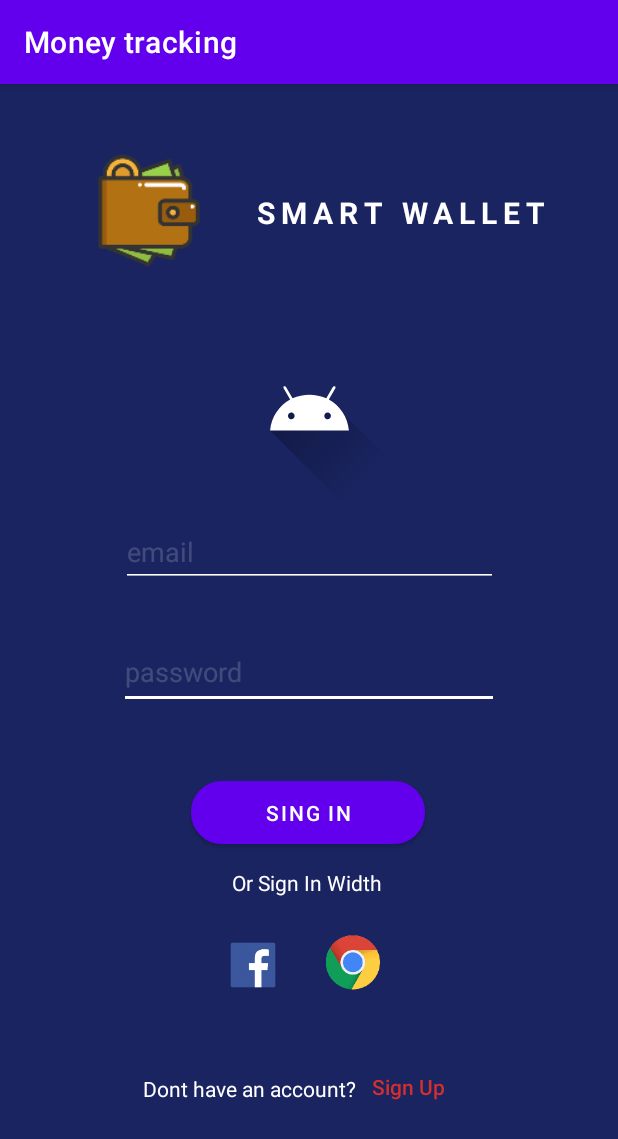
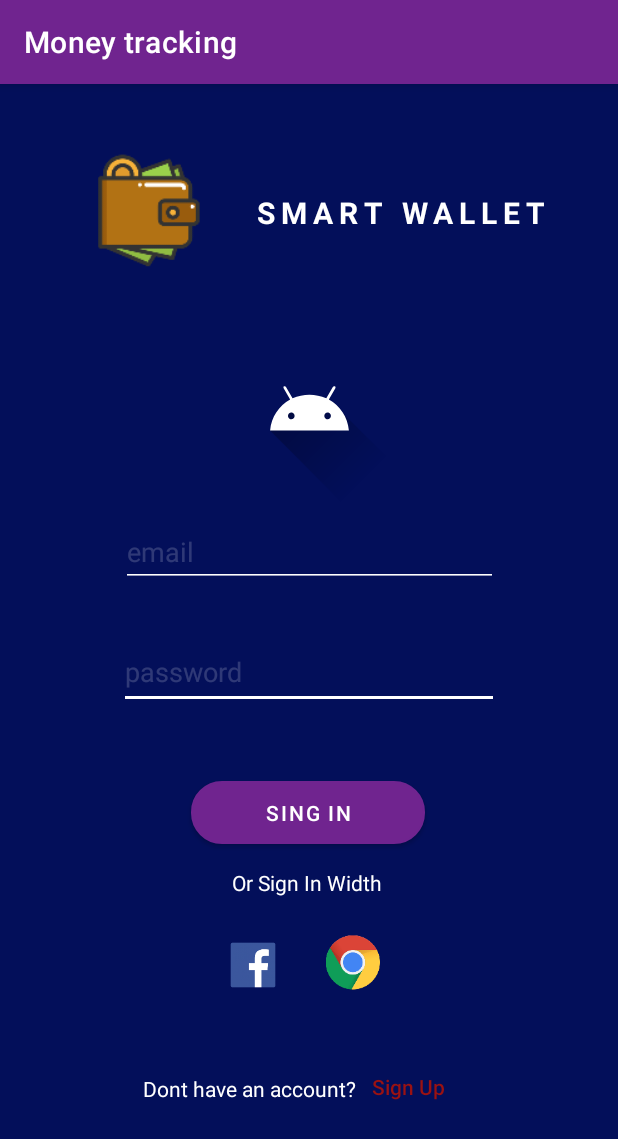
Before and after one commit to ievoms/App-dev-money-tracking, an Android app: the screen it shows after launch (LoginActivity), on a phone screen of 412 x 824 dp. Shown: the top 1139 px of the screen. Run offline under Robolectric (Android 15) with nearby library versions, the phone set to English and light mode, and no system bars.

Commit message:
add colors.xml

```diff
--- a/app/src/main/res/layout/activity_login.xml
+++ b/app/src/main/res/layout/activity_login.xml
@@ -4,7 +4,7 @@
     xmlns:tools="http://schemas.android.com/tools"
     android:layout_width="match_parent"
     android:layout_height="match_parent"
-    android:background="#1A2460"
+    android:background="@color/background"
     tools:context=".LoginActivity">
 
     <Button
@@ -12,7 +12,7 @@
         android:layout_width="156dp"
         android:layout_height="42dp"
         android:background="@drawable/button_background"
-        android:backgroundTint="#512DA8"
+        android:backgroundTint="@color/accentRed"
         android:text="Sing in"
         android:textColor="#FFFFFF"
         app:layout_constraintBottom_toBottomOf="parent"
@@ -32,8 +32,8 @@
         android:hint="password"
         android:inputType="textPassword"
         android:singleLine="true"
-        android:textColor="#9C27B0"
-        android:textColorHint="#2DFFFFFF"
+        android:textColor="@color/primary"
+        android:textColorHint="@color/placeholder"
         app:layout_constraintBottom_toTopOf="@+id/loginButton"
         app:layout_constraintEnd_toEndOf="parent"
         app:layout_constraintStart_toStartOf="parent" />
@@ -85,8 +85,8 @@
         android:hint="email"
         android:inputType="textEmailAddress"
         android:singleLine="true"
-        android:textColor="#9C27B0"
-        android:textColorHint="#2DFFFFFF"
+        android:textColor="@color/primary"
+        android:textColorHint="@color/placeholder"
         app:layout_constraintBottom_toTopOf="@+id/loginPasswordEditText"
         app:layout_constraintEnd_toEndOf="parent"
         app:layout_constraintStart_toStartOf="parent" />
@@ -116,7 +116,7 @@
         android:id="@+id/loginEmailError"
         android:layout_width="wrap_content"
         android:layout_height="wrap_content"
-        android:textColor="#D32F2F"
+        android:textColor="@color/accentRed"
         android:textSize="10sp"
         app:layout_constraintBottom_toTopOf="@+id/loginPasswordEditText"
         app:layout_constraintStart_toStartOf="@+id/loginEmailEditText"
@@ -126,7 +126,7 @@
         android:id="@+id/loginPasswordError"
         android:layout_width="wrap_content"
         android:layout_height="wrap_content"
-        android:textColor="#D32F2F"
+        android:textColor="@color/accentRed"
         android:textSize="10sp"
         app:layout_constraintStart_toStartOf="@+id/loginPasswordEditText"
         app:layout_constraintTop_toBottomOf="@+id/loginPasswordEditText" />
@@ -152,7 +152,7 @@
         android:layout_marginTop="28dp"
         android:text="Sign Up"
         android:textAllCaps="false"
-        android:textColor="#D32F2F"
+        android:textColor="@color/accentRed"
         android:textSize="14sp"
         app:layout_constraintEnd_toEndOf="parent"
         app:layout_constraintHorizontal_bias="0.709"
--- a/app/src/main/res/values-night/themes.xml
+++ b/app/src/main/res/values-night/themes.xml
@@ -2,15 +2,15 @@
     <!-- Base application theme. -->
     <style name="Theme.App_dev_money_tracking" parent="Theme.MaterialComponents.DayNight.DarkActionBar">
         <!-- Primary brand color. -->
-        <item name="colorPrimary">@color/purple_200</item>
-        <item name="colorPrimaryVariant">@color/purple_700</item>
-        <item name="colorOnPrimary">@color/black</item>
+        <item name="colorPrimary">@color/primary</item>
+        <item name="colorPrimaryVariant">@color/secondary</item>
+        <item name="colorOnPrimary">@color/accent</item>
         <!-- Secondary brand color. -->
-        <item name="colorSecondary">@color/teal_200</item>
-        <item name="colorSecondaryVariant">@color/teal_200</item>
-        <item name="colorOnSecondary">@color/black</item>
-        <!-- Status bar color. -->
-        <item name="android:statusBarColor" tools:targetApi="l">?attr/colorPrimaryVariant</item>
+        <item name="colorSecondary">@color/background</item>
+        <item name="colorSecondaryVariant">@color/accentGreen</item>
+        <item name="colorOnSecondary">@color/accentRed</item>
+        <!-- Secondary brand color. -->
+        <item name="android:statusBarColor" tools:targetApi="l">?attr/colorOnPrimary</item>
         <!-- Customize your theme here. -->
     </style>
 </resources>
--- a/app/src/main/res/values/colors.xml
+++ b/app/src/main/res/values/colors.xml
@@ -1,10 +1,10 @@
 <?xml version="1.0" encoding="utf-8"?>
 <resources>
-    <color name="purple_200">#FFBB86FC</color>
-    <color name="purple_500">#FF6200EE</color>
-    <color name="purple_700">#FF3700B3</color>
-    <color name="teal_200">#FF03DAC5</color>
-    <color name="teal_700">#FF018786</color>
-    <color name="black">#FF000000</color>
-    <color name="white">#FFFFFFFF</color>
+    <color name="primary">#70248F</color>
+    <color name="secondary">#055961</color>
+    <color name="accent">#01A6A5</color>
+    <color name="placeholder">#2DFFFFFF</color>
+    <color name="background">#030F5A</color>
+    <color name="accentGreen">#0C6511</color>
+    <color name="accentRed">#9A1212</color>
 </resources>
--- a/app/src/main/res/values/themes.xml
+++ b/app/src/main/res/values/themes.xml
@@ -2,15 +2,15 @@
     <!-- Base application theme. -->
     <style name="Theme.App_dev_money_tracking" parent="Theme.MaterialComponents.DayNight.DarkActionBar">
         <!-- Primary brand color. -->
-        <item name="colorPrimary">@color/purple_500</item>
-        <item name="colorPrimaryVariant">@color/purple_700</item>
-        <item name="colorOnPrimary">@color/white</item>
+        <item name="colorPrimary">@color/primary</item>
+        <item name="colorPrimaryVariant">@color/secondary</item>
+        <item name="colorOnPrimary">@color/accent</item>
         <!-- Secondary brand color. -->
-        <item name="colorSecondary">@color/teal_200</item>
-        <item name="colorSecondaryVariant">@color/teal_700</item>
-        <item name="colorOnSecondary">@color/black</item>
+        <item name="colorSecondary">@color/background</item>
+        <item name="colorSecondaryVariant">@color/accentGreen</item>
+        <item name="colorOnSecondary">@color/accentRed</item>
         <!-- Status bar color. -->
-        <item name="android:statusBarColor" tools:targetApi="l">?attr/colorPrimaryVariant</item>
+        <item name="android:statusBarColor" tools:targetApi="l">?attr/colorOnPrimary</item>
         <!-- Customize your theme here. -->
     </style>
 </resources>
```
